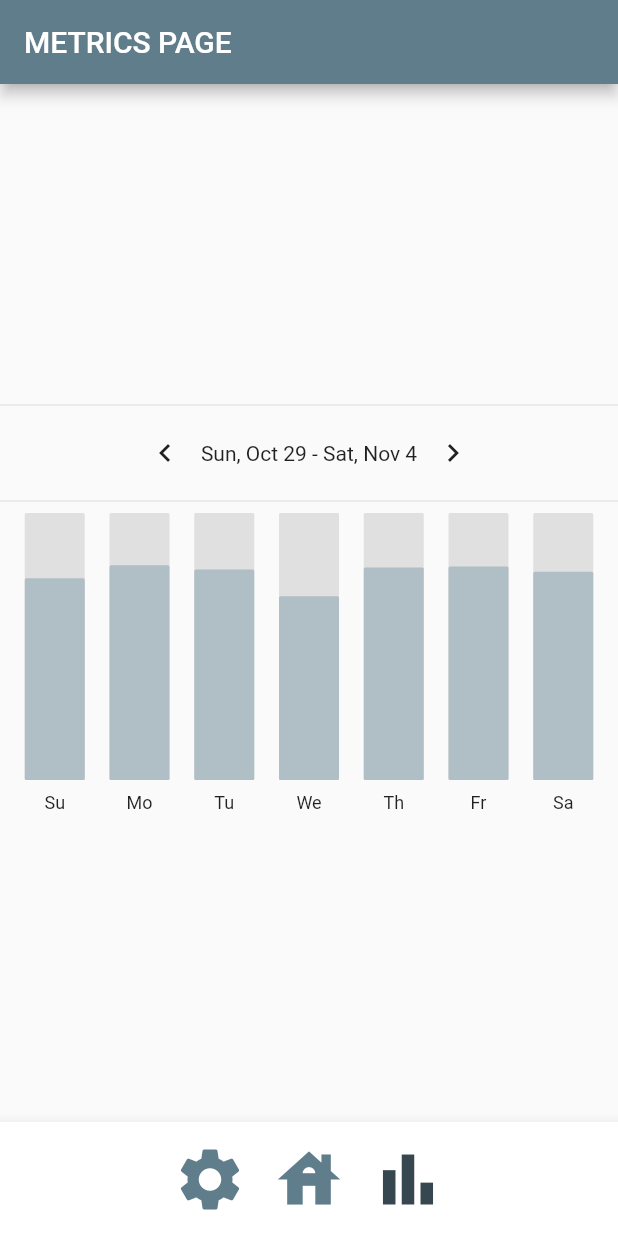
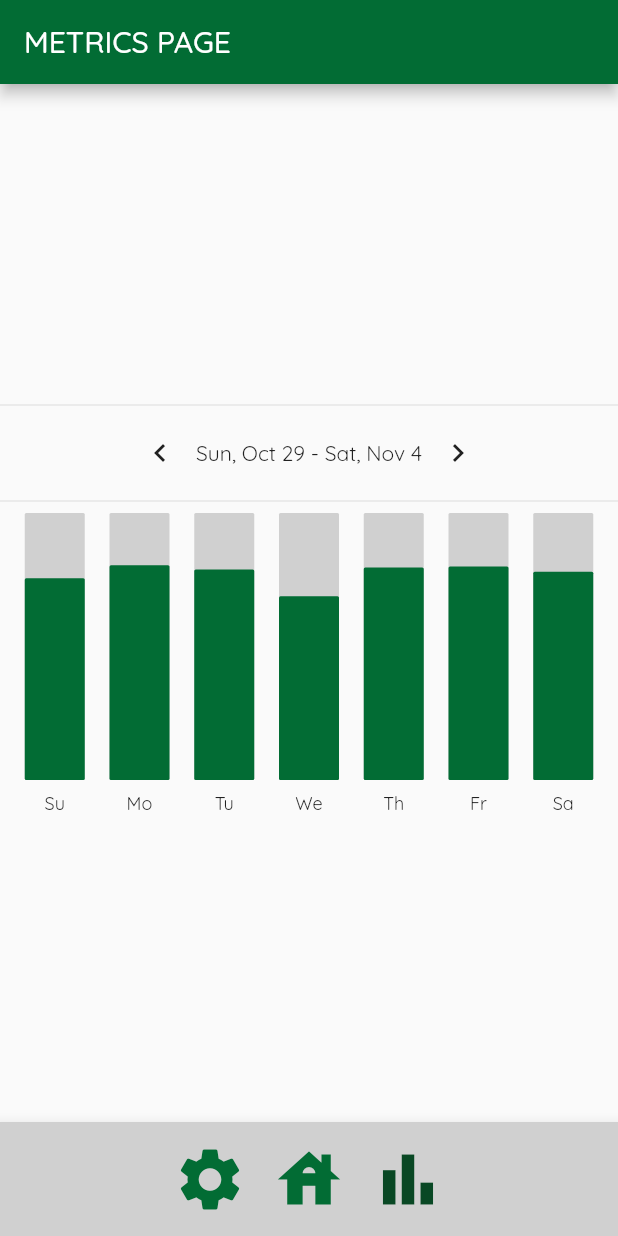
Before and after one commit to SalimAlkharsa/Elevation_Tracking_Wearable, a Flutter app: the screen it shows after launch, after a tap on the "settings" icon, after a tap on the "house" icon, after a tap on the "bar chart" icon, on a phone screen of 412 x 824 dp. Run offline on Flutter 3.47's test engine with Material 2 defaults, Android fonts, the phone set to English and light mode, and no system bars; drawn by our look-alikes of fl_chart; our stand-ins replace google_fonts.

Commit message:
Added style globals for easy changing of color schemes and other style elements

```diff
--- a/lib/Graphs/weekly_bar_chart.dart
+++ b/lib/Graphs/weekly_bar_chart.dart
@@ -1,6 +1,7 @@
 import 'package:application/Graphs/weekly_bar_data.dart';
 import 'package:flutter/material.dart';
 import 'package:fl_chart/fl_chart.dart';
+import 'package:application/style.dart' as style;
 
 class WeeklyBarChart extends StatelessWidget {
   const WeeklyBarChart({
@@ -44,13 +45,13 @@ class WeeklyBarChart extends StatelessWidget {
             x: data.x,
             barRods: [BarChartRodData(
               toY: data.y,
-              color: Colors.blueGrey[200],
+              color: style.mainColor,
               width: 40,
               borderRadius: BorderRadius.circular(1),
               backDrawRodData: BackgroundBarChartRodData(
                 show: true,
                 toY: 250,
-                color: Colors.grey[300],
+                color: style.backgroundAccent,
               )
             )],
           )
--- a/lib/Pages/page_main.dart
+++ b/lib/Pages/page_main.dart
@@ -1,5 +1,5 @@
-import 'package:flutter/cupertino.dart';
 import 'package:flutter/material.dart';
+import 'package:application/style.dart' as style;
 
 class MainPage extends StatefulWidget {
   const MainPage({super.key});
@@ -19,6 +19,7 @@ class _MainPageState extends State<MainPage> {
     // fast, so that you can just rebuild anything that needs updating rather
     // than having to individually change instances of widgets.
     return Scaffold(
+      backgroundColor: style.backgroundColor,
       appBar: AppBar(
         title: const Text("MAIN PAGE"),
       ),
@@ -43,10 +44,10 @@ class _MainPageState extends State<MainPage> {
                         Stack(
                             alignment: Alignment.center,
                             children: [
-                              const Icon(Icons.directions_run),
+                              Icon(Icons.directions_run, color: style.iconColor),
                               CircularProgressIndicator(
                                 value: 1250/2000,
-                                color: Colors.green[300],
+                                color: style.mainColor,
                                 strokeWidth: 4.0,
                               ),
                             ]
@@ -81,10 +82,10 @@ class _MainPageState extends State<MainPage> {
                         Stack(
                           alignment: Alignment.center,
                           children: [
-                            const Icon(Icons.stairs_outlined),
+                            Icon(Icons.stairs_outlined, color: style.iconColor),
                             CircularProgressIndicator(
                               value: 6/20,
-                              color: Colors.blue[300],
+                              color: style.mainColor,
                               strokeWidth: 4.0,
                             ),
                           ]
@@ -138,17 +139,17 @@ class _MainPageState extends State<MainPage> {
               onPressed: () {
                 Navigator.pushReplacementNamed(context, '/settings');
               },
-              child: const Icon(Icons.settings, size: 50),
+              child: Icon(Icons.settings, size: 50, color: style.mainColor),
             ),
             TextButton(
               onPressed: () {},
-              child: Icon(Icons.house, size: 50, color: Colors.blueGrey[800]),
+              child: Icon(Icons.house, size: 50, color: style.selectedColor),
             ),
             TextButton(
               onPressed: () {
                 Navigator.pushReplacementNamed(context, '/metrics');
               },
-              child: const Icon(Icons.bar_chart, size: 50),
+              child: Icon(Icons.bar_chart, size: 50, color: style.mainColor),
             ),
           ],
         ),
--- a/lib/Pages/page_metrics.dart
+++ b/lib/Pages/page_metrics.dart
@@ -1,6 +1,7 @@
 import 'package:application/Graphs/weekly_bar_chart.dart';
 import 'package:flutter/material.dart';
 import 'package:intl/intl.dart';
+import 'package:application/style.dart' as style;
 
 class MetricsPage extends StatefulWidget {
   const MetricsPage({super.key});
@@ -147,17 +148,17 @@ class _MetricsPageState extends State<MetricsPage> {
               onPressed: () {
                 Navigator.pushReplacementNamed(context, '/settings');
               },
-              child: const Icon(Icons.settings, size: 50),
+              child: Icon(Icons.settings, size: 50, color: style.mainColor),
             ),
             TextButton(
               onPressed: () {
                 Navigator.pushReplacementNamed(context, '/');
               },
-              child: const Icon(Icons.house, size: 50),
+              child: Icon(Icons.house, size: 50, color: style.mainColor),
             ),
             TextButton(
               onPressed: () {},
-              child: Icon(Icons.bar_chart, size: 50, color: Colors.blueGrey[800]),
+              child: Icon(Icons.bar_chart, size: 50, color: style.selectedColor),
             ),
           ],
         ),
--- a/lib/Pages/page_settings.dart
+++ b/lib/Pages/page_settings.dart
@@ -1,5 +1,5 @@
-import 'package:flutter/cupertino.dart';
 import 'package:flutter/material.dart';
+import 'package:application/style.dart' as style;
 
 class SettingsPage extends StatefulWidget {
   const SettingsPage({super.key});
@@ -40,7 +40,7 @@ class _SettingsPageState extends State<SettingsPage> {
     return Scaffold(
       // The app bar shows the title of the page the user is currently on
       appBar: AppBar(
-        title: Text("Settings"),
+        title: const Text("Settings"),
       ),
 
       // The list view allows for multiple ListTile widgets, which is the backbone of the settings page
@@ -50,9 +50,9 @@ class _SettingsPageState extends State<SettingsPage> {
         children: <Widget>[
           // TODO: Explain sign out
           ListTile(
-            title: Text("Sign Out"),
+            title: const Text("Sign Out"),
             trailing: IconButton (
-              icon: Icon(Icons.logout),
+              icon: const Icon(Icons.logout),
               // TODO: Implement sign out
               onPressed: () {},
             )
@@ -61,7 +61,7 @@ class _SettingsPageState extends State<SettingsPage> {
           // A simple switch widget for turning dark mode on and off
           // TODO: Explain handling dark mode
           ListTile(
-            title: Text("Dark Mode"),
+            title: const Text("Dark Mode"),
             trailing: Switch(
               value: _switchValue,
               onChanged: (value) {
@@ -82,7 +82,7 @@ class _SettingsPageState extends State<SettingsPage> {
           // If the error check passes, the local copy is updated, and so is the entry in the database
           // TODO: Explain database entry
           ListTile(
-            title: Text("Set Height (in)"),
+            title: const Text("Set Height (in)"),
             subtitle: Text("$userHeight"),
             onTap: () async {
               final newHeight = await openTextEntryDialog();
@@ -97,7 +97,7 @@ class _SettingsPageState extends State<SettingsPage> {
           ),
           const Divider(),
           ListTile(
-            title: Text("Set Weight (lbs)"),
+            title: const Text("Set Weight (lbs)"),
             subtitle: Text("$userWeight"),
             onTap: () async {
               final newWeight = await openTextEntryDialog();
@@ -112,7 +112,7 @@ class _SettingsPageState extends State<SettingsPage> {
           ),
           const Divider(),
           ListTile(
-            title: Text("Set Step Daily Goal"),
+            title: const Text("Set Step Daily Goal"),
             subtitle: Text("$stepGoal"),
             onTap: () async {
               final newGoal = await openTextEntryDialog();
@@ -127,7 +127,7 @@ class _SettingsPageState extends State<SettingsPage> {
           ),
           const Divider(),
           ListTile(
-            title: Text("Set Floor Daily Goal"),
+            title: const Text("Set Floor Daily Goal"),
             subtitle: Text("$floorGoal"),
             onTap: () async {
               final newGoal = await openTextEntryDialog();
@@ -162,19 +162,19 @@ class _SettingsPageState extends State<SettingsPage> {
           children: [
             TextButton(
               onPressed: () {},
-              child: Icon(Icons.settings, size: 50, color: Colors.blueGrey[800]),
+              child: Icon(Icons.settings, size: 50, color: style.selectedColor),
             ),
             TextButton(
               onPressed: () {
                 Navigator.pushReplacementNamed(context, '/');
               },
-              child: const Icon(Icons.house, size: 50),
+              child: Icon(Icons.house, size: 50, color: style.mainColor),
             ),
             TextButton(
               onPressed: () {
                 Navigator.pushReplacementNamed(context, '/metrics');
               },
-              child: const Icon(Icons.bar_chart, size: 50),
+              child: Icon(Icons.bar_chart, size: 50, color: style.mainColor),
             ),
           ],
         ),
--- a/lib/main.dart
+++ b/lib/main.dart
@@ -1,8 +1,10 @@
 import 'package:flutter/material.dart';
+import 'package:google_fonts/google_fonts.dart';
 
 import 'Pages/page_main.dart';
 import 'Pages/page_metrics.dart';
 import 'Pages/page_settings.dart';
+import 'package:application/style.dart' as style;
 
 void main() {
   runApp(const MyApp());
@@ -15,23 +17,20 @@ class MyApp extends StatelessWidget {
   @override
   Widget build(BuildContext context) {
     return MaterialApp(
-      title: 'Flutter Demo',
+      title: 'Frontend',
       routes: {
-        '/' : (BuildContext context) => MainPage(),
-        '/settings' : (BuildContext context) => SettingsPage(),
-        '/metrics' : (BuildContext context) => MetricsPage()
+        '/' : (BuildContext context) => const MainPage(),
+        '/settings' : (BuildContext context) => const SettingsPage(),
+        '/metrics' : (BuildContext context) => const MetricsPage()
       },
       theme: ThemeData(
-        // This is the theme of your application.
-        //
-        // Try running your application with "flutter run". You'll see the
-        // application has a blue toolbar. Then, without quitting the app, try
-        // changing the primarySwatch below to Colors.green and then invoke
-        // "hot reload" (press "r" in the console where you ran "flutter run",
-        // or simply save your changes to "hot reload" in a Flutter IDE).
-        // Notice that the counter didn't reset back to zero; the application
-        // is not restarted.
-        primarySwatch: Colors.blueGrey,
+        appBarTheme: AppBarTheme(
+          color: style.mainColor,
+        ),
+        bottomAppBarTheme: BottomAppBarTheme(
+          color: style.backgroundAccent,
+        ),
+        textTheme: GoogleFonts.quicksandTextTheme()
       ),
     );
   }
--- /dev/null
+++ b/lib/style.dart
@@ -0,0 +1,10 @@
+library application.style;
+
+import 'package:flutter/material.dart';
+
+Color mainColor = const Color(0xFF026C34);
+Color selectedColor = const Color(0xFF094824);
+Color backgroundColor = const Color(0xFFEFEFEF);
+Color? backgroundAccent = const Color(0xFFD0D0D0);
+Color? iconColor = const Color(0xFF676767);
+Color? textColor = const Color(0xFF676767);
--- a/pubspec.yaml
+++ b/pubspec.yaml
@@ -37,6 +37,7 @@ dependencies:
   cupertino_icons: ^1.0.2
   fl_chart: ^0.62.0
   intl: ^0.18.1
+  google_fonts: ^4.0.4
 
 dev_dependencies:
   flutter_test:
```
Also changed, not shown: pubspec.lock.
